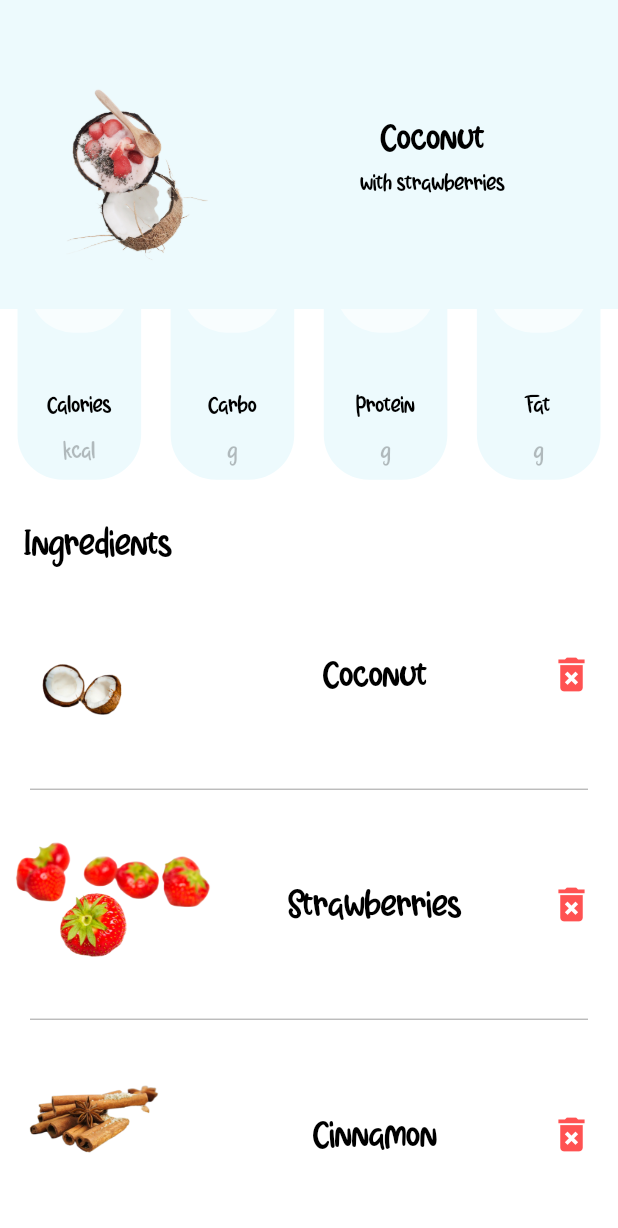
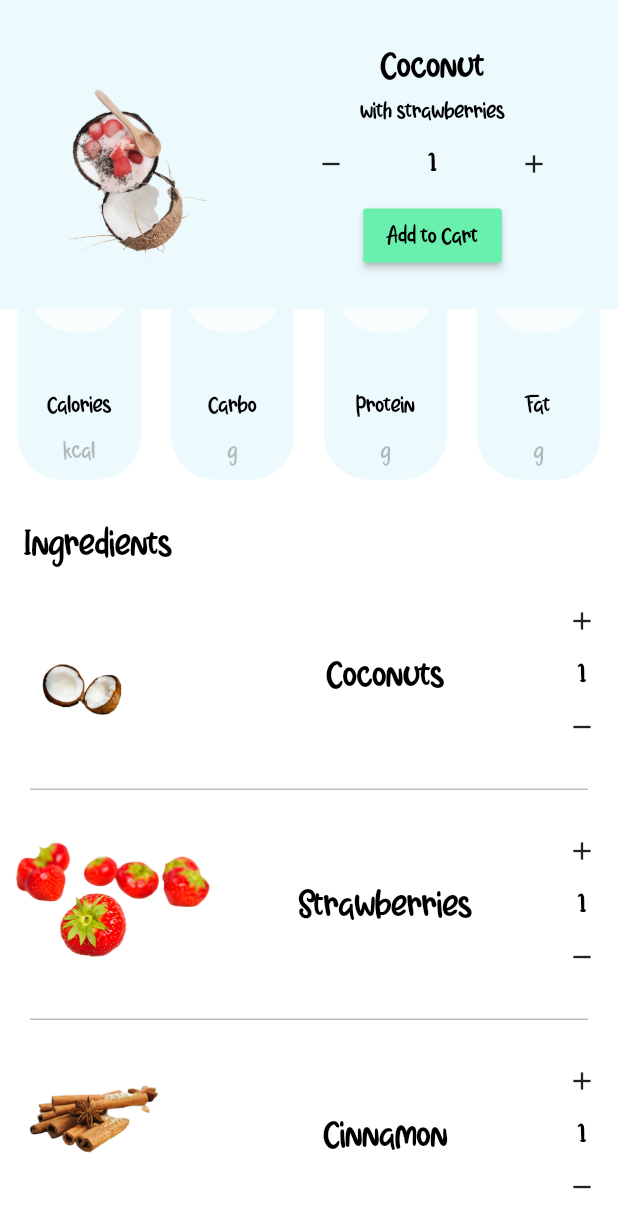
Before and after one commit to mikeyyg96/restaurant_business_layout, a Flutter app: the CustomizePage screen opened directly with sample values from the repository, scrolled down 229 dp, on a phone screen of 412 x 824 dp. Shown: the top 1228 px of the screen. Run offline on Flutter 3.47's test engine with Material 2 defaults, Android fonts, the light colour scheme and no system bars.

Commit message:
added remove functionality

```diff
--- a/lib/pages/customize_page.dart
+++ b/lib/pages/customize_page.dart
@@ -3,16 +3,21 @@ import 'package:restaurant_business_layout/objects/cart.dart';
 import 'package:restaurant_business_layout/styling/styling.dart';
 import 'package:restaurant_business_layout/tiles/ingredient_tile.dart';
 
+final customKey = GlobalKey<CustomizePageState>();
+
 class CustomizePage extends StatefulWidget {
-  CustomizePage({this.foodItem});
+  CustomizePage({Key key, this.foodItem}) : super(key: customKey);
 
   final FoodItem foodItem;
 
   @override
-  _CustomizePageState createState() => _CustomizePageState();
+  CustomizePageState createState() => CustomizePageState();
 }
 
-class _CustomizePageState extends State<CustomizePage> {
+class CustomizePageState extends State<CustomizePage> {
+
+  int num = 1;
+
   var tiles = [
     IngredientTile(
         img: 'assets/items/coconut_ingredient.png', ingredient: 'Coconut'),
@@ -23,8 +28,28 @@ class _CustomizePageState extends State<CustomizePage> {
         img: 'assets/items/cinnamon_ingredient.png', ingredient: 'Cinnamon'),
   ];
 
+  List<IngredientTile> ingredients;
+
+  @override
+  void initState() {
+    ingredients = new List<IngredientTile>();
+    widget.foodItem.ingredients.forEach((Ingredient ingredient) {
+      ingredients.add(IngredientTile(img: ingredient.img, ingredient: ingredient.name,));
+    });
+    super.initState();
+  }
+
+  void remove(String ingredient) {
+    setState(() {
+      ingredients.removeWhere((item) {
+        return item.ingredient == ingredient;
+      });
+    });
+  }
+
   @override
   Widget build(BuildContext context) {
+
     return Scaffold(
       backgroundColor: Theme.of(context).primaryColor,
       body: Column(
@@ -48,6 +73,29 @@ class _CustomizePageState extends State<CustomizePage> {
                       Text(
                         widget.foodItem.subtitle,
                         style: stylingSmall(),
+                      ),
+                      Row(
+                        children: <Widget>[
+                          Padding(
+                            padding: const EdgeInsets.only(left: 32.0),
+                            child: IconButton(onPressed: () {}, icon: Icon(Icons.remove), iconSize: 20,),
+                          ),
+                          Expanded(
+                            child: Text('$num', style: stylingSmall(), textAlign: TextAlign.center,),
+                          ),
+                          Padding(
+                            padding: const EdgeInsets.only(right: 32.0),
+                            child: IconButton(onPressed: () {}, icon: Icon(Icons.add), iconSize: 20,),
+                          ),
+                        ],
+                      ),
+                      Padding(
+                        padding: const EdgeInsets.symmetric(horizontal: 32.0),
+                        child: RaisedButton(
+                          onPressed: () {},
+                          child: Text('Add to Cart', style: stylingSmall(),),
+                          color: Colors.greenAccent,
+                        ),
                       )
                     ],
                   ),
@@ -116,9 +164,9 @@ class _CustomizePageState extends State<CustomizePage> {
                         ),
                         shrinkWrap: true,
                         physics: NeverScrollableScrollPhysics(),
-                        itemCount: tiles.length,
+                        itemCount: ingredients.length,
                         itemBuilder: (BuildContext context, int idx) {
-                          return tiles[idx];
+                          return ingredients[idx];
                         },
                       ),
                     ),
--- a/lib/tiles/ingredient_tile.dart
+++ b/lib/tiles/ingredient_tile.dart
@@ -1,4 +1,5 @@
 import 'package:flutter/material.dart';
+import 'package:restaurant_business_layout/pages/customize_page.dart';
 import 'package:restaurant_business_layout/styling/styling.dart';
 
 class IngredientTile extends StatefulWidget {
@@ -11,9 +12,39 @@ class IngredientTile extends StatefulWidget {
 }
 
 class _TilePageState extends State<IngredientTile> {
+  int num = 1;
+
+  _showDialog(String ingredient) {
+    return showDialog(
+      context: context,
+      builder: (BuildContext context) {
+        return AlertDialog(
+          title: Text('Remove Ingredient?'),
+          content: Text('Doing so will not have this ingredient in your order.'),
+          actions: <Widget>[
+            FlatButton(
+              onPressed: () {
+                Navigator.of(context).pop();
+              },
+              child: Text('Cancel', style: TextStyle(color: Colors.orangeAccent),),
+            ),
+            RaisedButton(
+              onPressed: () {
+                customKey.currentState.remove(ingredient);
+                Navigator.of(context).pop();
+              },
+              child: Text('Proceed'),
+              color: Colors.greenAccent,
+            )
+          ],
+        );
+      }
+    );
+  }
+
   @override
   Widget build(BuildContext context) {
-     return Container(
+    return Container(
       height: MediaQuery.of(context).size.height / 6,
       child: Row(
         children: <Widget>[
@@ -22,12 +53,38 @@ class _TilePageState extends State<IngredientTile> {
             child: Image.asset(widget.img, fit: BoxFit.fitHeight),
           ),
           Expanded(
-            child: Center(child: Text(widget.ingredient, style: stylingMedium()),)
+            child: Center(
+              child: Text(widget.ingredient, style: stylingMedium()),
+            ),
           ),
-          Padding(
-            padding: const EdgeInsets.all(16.0),
-            child: Icon(Icons.delete_forever, color: Colors.redAccent, size: 30.0,)
-          )
+          Column(
+            mainAxisAlignment: MainAxisAlignment.center,
+            children: <Widget>[
+              IconButton(
+                  onPressed: () {},
+                  icon: Icon(
+                    Icons.add,
+                    size: 20.0,
+                  )),
+              Text(
+                '$num',
+                style: stylingSmall(),
+                textAlign: TextAlign.center,
+              ),
+              IconButton(
+                  onPressed: () {
+                    if (num == 1) {
+                      _showDialog(widget.ingredient);
+                    } else {
+                      num--;
+                    }
+                  },
+                  icon: Icon(
+                    Icons.remove,
+                    size: 20.0,
+                  )),
+            ],
+          ),
         ],
       ),
     );
```
